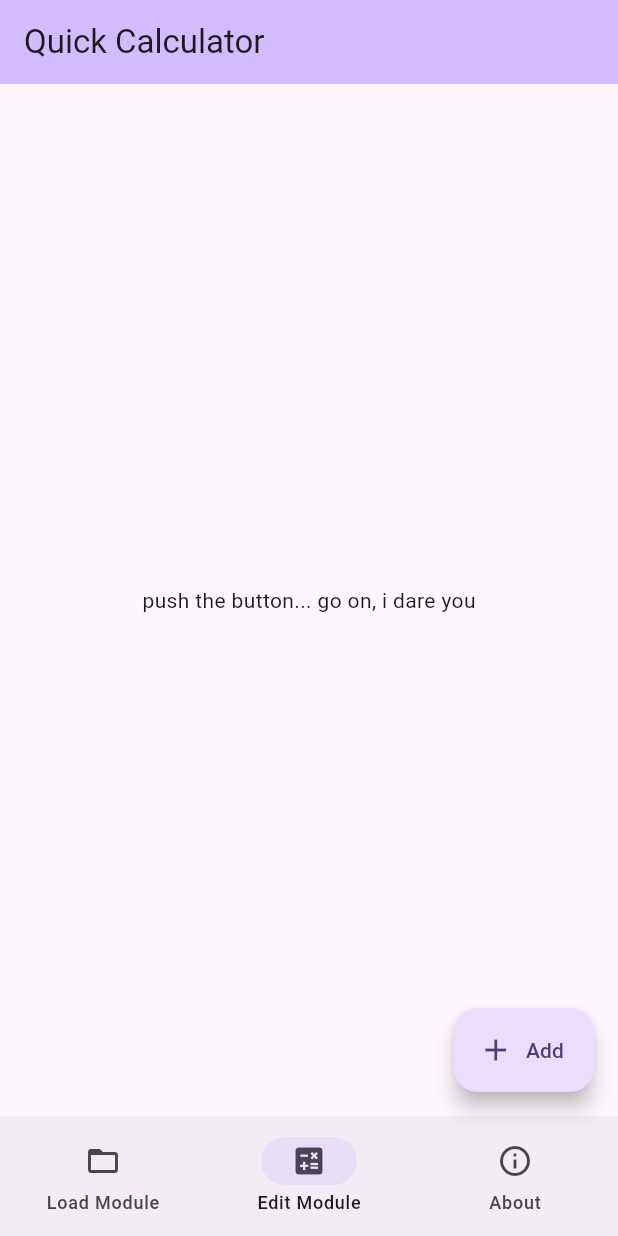
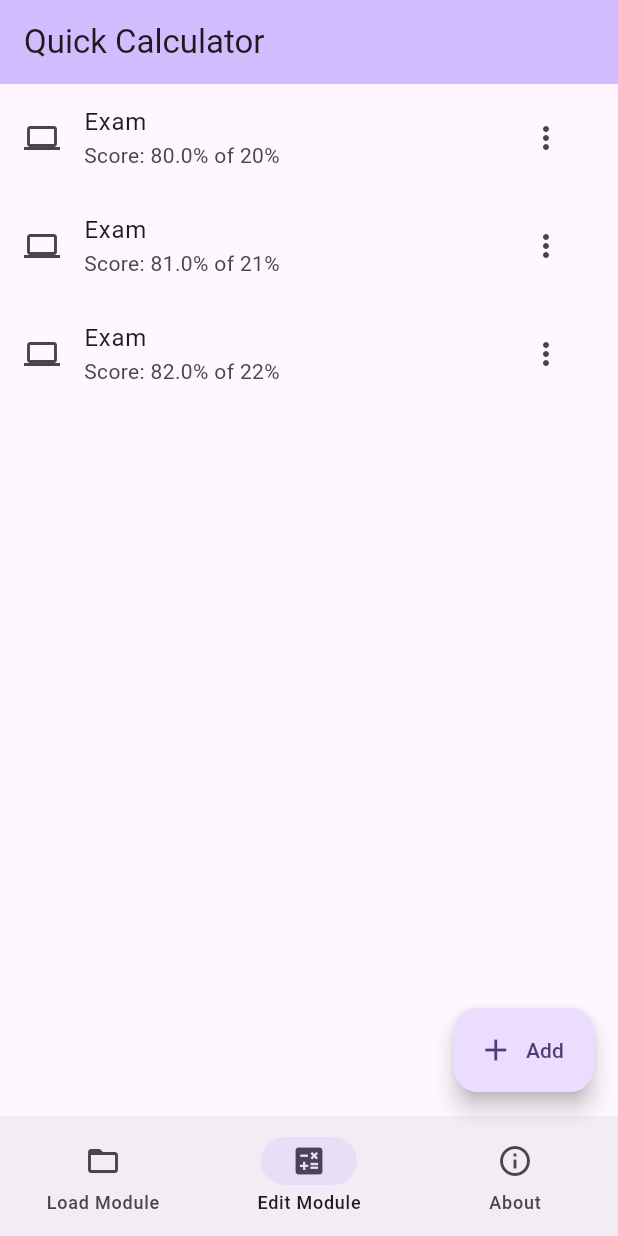
Before and after one commit to ThomasBoxall/module-grade-calculator-v2, a Flutter app: the screen it shows after launch, on a phone screen of 412 x 824 dp. Run offline on Flutter 3.47's test engine with Material 2 defaults, Android fonts, the phone set to English and light mode, and no system bars.

Commit message:
start working properly on edit module page

```diff
--- a/lib/cls/Assessment.dart
+++ b/lib/cls/Assessment.dart
@@ -6,7 +6,7 @@ class Assessment{
 
   String assessmentName;
   int assessmentPercentageOfModule;
-  int markPercentageOfAssessment;
+  double markPercentageOfAssessment;
   Icon assessmentIcon;
   bool taken;
 
--- a/lib/cls/Module.dart
+++ b/lib/cls/Module.dart
@@ -1,3 +1,5 @@
+import 'package:flutter/material.dart';
+
 import 'Assessment.dart';
 
 class Module{
@@ -9,4 +11,22 @@ class Module{
 
 
   Module(this.isQuickEdit);
+
+  void addAssessment(Assessment assToAdd){
+    assessments.add(assToAdd);
+  }
+
+  int getNoOfAssessments(){
+    return assessments.length;
+  }
+
+  void deleteAssessment(int index){
+    assessments.removeAt(index);
+  }
+
+  String getAssessmentName(int index) => assessments[index].assessmentName;
+  String getAssessmentDisplaySubtext(int index) => "Score: ${assessments[index].markPercentageOfAssessment}% of ${assessments[index].assessmentPercentageOfModule}%";
+  Icon getAssessmentIcon(int index) => assessments[index].assessmentIcon;
+
+
 }
--- a/lib/main.dart
+++ b/lib/main.dart
@@ -1,6 +1,7 @@
 import 'package:flutter/material.dart';
 
 import 'cls/Assessment.dart';
+import 'cls/Module.dart';
 
 
 int currentPageIndex = 1;
@@ -25,7 +26,6 @@ String getNewPageIndexStr(int newPageIndexInt){
   }
 }
 
-
 bool isInt(String? s){
   if (s == null){
     return false;
@@ -40,8 +40,20 @@ bool isDouble(String? s){
   return double.tryParse(s) != null;
 }
 
+List <Module> myModules = [];
+int currentModule = -1; //this is used to set which module in myModules should be displayed on EdiModule. -1 means quick calculator
 
 void main() {
+  // lines below add assessments for testing
+  myModules.add(Module(true));
+  myModules[0].addAssessment(Assessment("Exam", 20, 80, Icon(Icons.computer), true));
+  myModules[0].addAssessment(Assessment("Exam", 21, 81, Icon(Icons.computer), true));
+  myModules[0].addAssessment(Assessment("Exam", 22, 82, Icon(Icons.computer), true));
+  print("myModules length ${myModules.length}");
+  print("myModules[0] assessments length: ${myModules[0].assessments.length}");
+
+  currentModule = 0;
+
   runApp(const MyApp());
 }
 
@@ -254,25 +266,69 @@ class EditModule extends StatefulWidget {
 
 class _EditModuleState extends State<EditModule> {
 
+  void refreshRoute(){
+    setState(() {
+
+    });
+  }
 
   @override
   Widget build(BuildContext context) {
 
     return Scaffold(
       appBar: AppBar(
-
         backgroundColor: Theme.of(context).colorScheme.inversePrimary,
         title: Text(widget.title),
       ),
-      body: const Center(
-        child: Column(
-          mainAxisAlignment: MainAxisAlignment.center,
-          children: <Widget>[
-            Text(
-              'push the button... go on, i dare you',
-            ),
-          ]
-        ),
+      body: Column(
+        children: <Widget>[
+          Expanded(
+            child: ListView.builder(
+              itemCount: myModules[currentModule].getNoOfAssessments(),
+              itemBuilder: (BuildContext context, int index){
+                return ListTile(
+                  title: Text(myModules[currentModule].getAssessmentName(index)),
+                  subtitle: Text(myModules[currentModule].getAssessmentDisplaySubtext(index)),
+                  leading: myModules[currentModule].getAssessmentIcon(index),
+                  onTap: () {
+                    // OPEN ADD EDIT ROUTE HERE AND EDIT THE ASSESSMENT
+                  },
+                  trailing: PopupMenuButton<int>(
+                    itemBuilder: (context) => [
+                      const PopupMenuItem(
+                        value: 1,
+                        child: Row(
+                          children: <Widget>[
+                            Icon(Icons.edit),
+                            Text("Edit"),
+                          ]
+                        )
+                      ),
+                      const PopupMenuItem(
+                        value: 2,
+                        child: Row(
+                          children: <Widget>[
+                            Icon(Icons.delete),
+                            Text("Delete"),
+                          ]
+                        )
+                      )
+                    ],
+                    onSelected:(value){
+                      if(value == 1){
+                        print("$index - 1");
+                      } else if (value == 2){
+                        //delete
+                        myModules[currentModule].deleteAssessment(index);
+                        refreshRoute();
+                      }
+                    },
+                  ),
+                );
+              }
+            )
+          )
+        ],
       ),
       floatingActionButton: FloatingActionButton.extended(
         onPressed: () {Navigator.push(context, MaterialPageRoute(builder: (context) => const AddEditPage()));},
```
